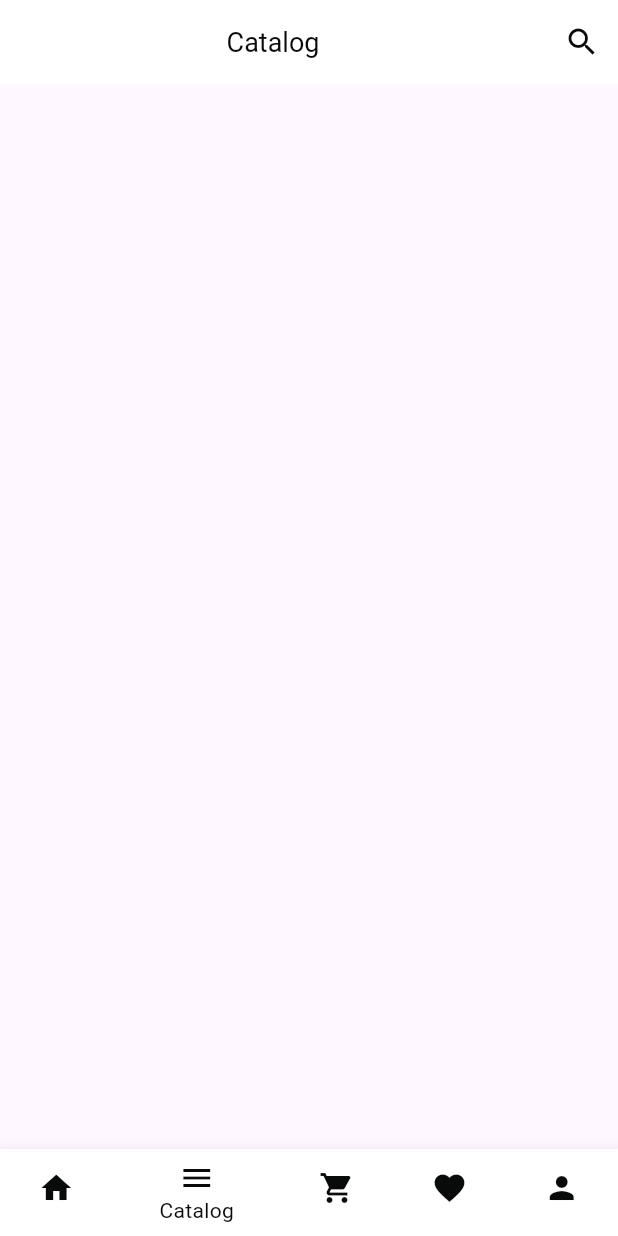
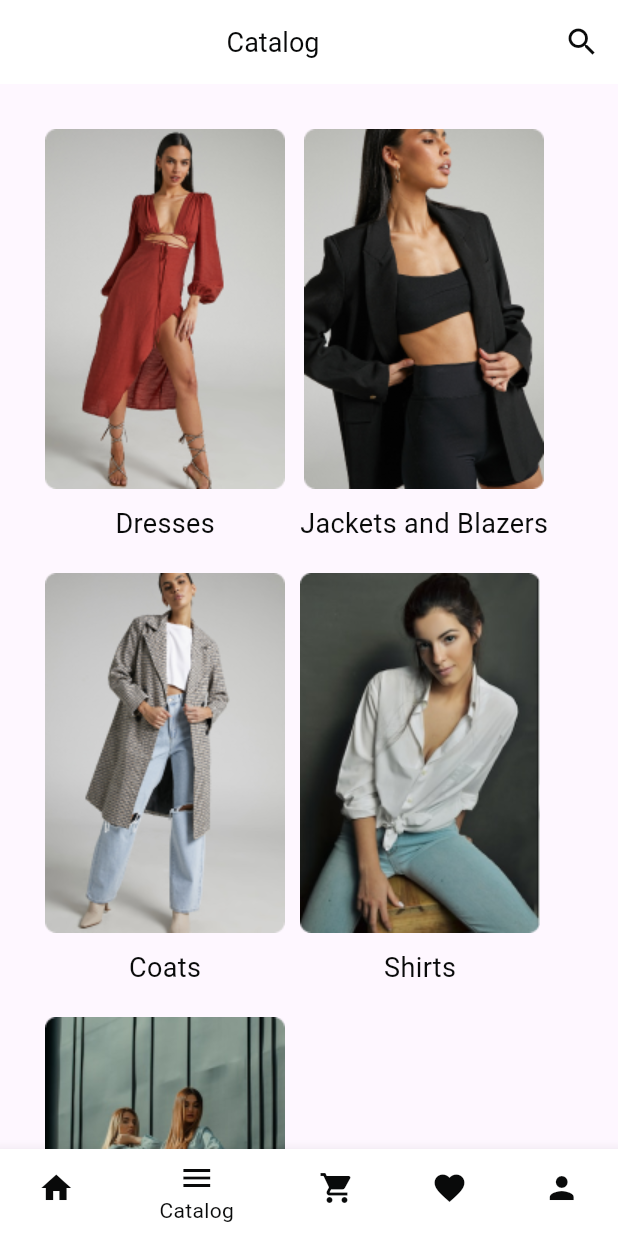
Before and after one commit to raji2004/sen331_project, a Flutter app: the screen it shows after launch, item 2 of the bottom bar chosen, on a phone screen of 412 x 824 dp. Run offline on Flutter 3.47's test engine with Material 3 defaults, Android fonts, the phone set to English and light mode, and no system bars; our stand-ins replace pin_code_fields; Roboto replaces fonts that are missing (Satoshi).

Commit message:
dont with dresses

```diff
--- a/lib/pages/catalog_page.dart
+++ b/lib/pages/catalog_page.dart
@@ -1,9 +1,10 @@
 import 'package:flutter/material.dart';
 import '../utils/utils.dart';
 import '../widget/widget.dart';
+import './dresses_page.dart';
 
 class Catalog extends StatelessWidget {
-  Catalog({Key? key}) : super(key: key);
+  const Catalog({Key? key}) : super(key: key);
   @override
   Widget build(BuildContext context) {
     return Scaffold(
@@ -19,6 +20,46 @@ class Catalog extends StatelessWidget {
         ],
         shadowColor: Primary.white,
       ),
+      body: SingleChildScrollView(
+        child: Padding(
+          padding: const EdgeInsets.all(30.0),
+          child: Wrap(
+            spacing: 10,
+            runSpacing: 20,
+            children: [
+              CatalogOptions(
+                text: "Dresses",
+                onPressed: () {
+                  Navigator.push(
+                    context,
+                    MaterialPageRoute(builder: (context) => const Dresses()),
+                  );
+                },
+              ),
+              CatalogOptions(
+                text: "Jackets and Blazers",
+                imgPath: 'assets/img/catalog2.png',
+                onPressed: () {},
+              ),
+              CatalogOptions(
+                text: "Coats",
+                imgPath: 'assets/img/catalog3.png',
+                onPressed: () {},
+              ),
+              CatalogOptions(
+                text: "Shirts",
+                imgPath: 'assets/img/catalog4.png',
+                onPressed: () {},
+              ),
+              CatalogOptions(
+                text: "Collections",
+                imgPath: 'assets/img/catalog5.png',
+                onPressed: () {},
+              ),
+            ],
+          ),
+        ),
+      ),
     );
   }
 }
--- a/lib/pages/pages.dart
+++ b/lib/pages/pages.dart
@@ -2,3 +2,4 @@ export './registration_page.dart';
 export './login_page.dart';
 export './home_page.dart';
 export './catalog_page.dart';
+export './dresses_page.dart';
--- /dev/null
+++ b/lib/widget/catalog_options.dart
@@ -0,0 +1,31 @@
+import 'package:flutter/material.dart';
+import 'package:sen331_project/widget/widget.dart';
+
+class CatalogOptions extends StatelessWidget {
+  final String imgPath;
+  final String text;
+  final VoidCallback onPressed;
+  const CatalogOptions({
+    super.key,
+    this.imgPath = 'assets/img/catalog1.png',
+    required this.text,
+   required this.onPressed
+  });
+  @override
+  Widget build(BuildContext context) {
+    return InkWell(
+
+      onTap: onPressed,
+
+      child: Column(
+        mainAxisAlignment: MainAxisAlignment.center,
+        crossAxisAlignment: CrossAxisAlignment.center,
+        children: [
+          Image(image: AssetImage(imgPath)),
+         const SizedBox(height: 10),
+          MyText(text),
+        ],
+      ),
+    );
+  }
+}
--- a/lib/widget/widget.dart
+++ b/lib/widget/widget.dart
@@ -7,3 +7,4 @@ export './check_box.dart';
 export './pin_code_bar.dart';
 export './bottom_nav_bar.dart';
 export './heading.dart';
+export './catalog_options.dart';
--- a/pubspec.yaml
+++ b/pubspec.yaml
@@ -31,3 +31,8 @@ flutter:
     - assets/img/sold3.png
     - assets/img/sold4.png
     - assets/img/hero.png
+    - assets/img/catalog1.png
+    - assets/img/catalog2.png
+    - assets/img/catalog3.png
+    - assets/img/catalog4.png
+    - assets/img/catalog5.png
```
Also changed, not shown: lib/pages/dresses_page.dart (added, +47 -0 lines), lib/pages/home_page.dart (+10 -30 lines), assets/img/catalog1.png (added), assets/img/catalog2.png (added), assets/img/catalog3.png (added), assets/img/catalog4.png (added), assets/img/catalog5.png (added).
